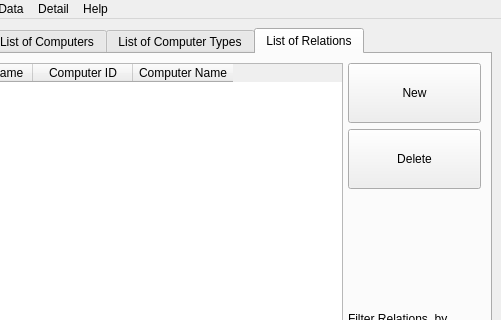
This is UI/mainwindow.ui in JonOrnBrynjarsson/vN1w3H51 as Qt 5 draws it before an edit; both pictures show x 188 to 689 and y 0 to 320 of the 689 by 419 pixel window. The edited form follows.
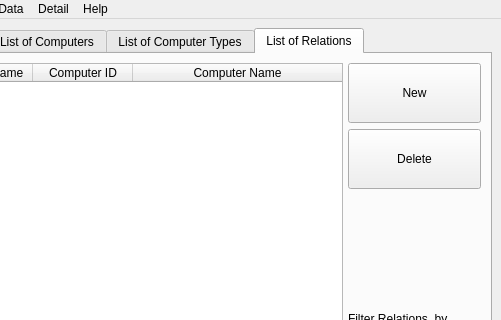
This is the edited form. The open tabs and pages were chosen to show the change.

```diff
--- a/UI/mainwindow.ui
+++ b/UI/mainwindow.ui
@@ -796,6 +796,9 @@
           <attribute name="horizontalHeaderMinimumSectionSize">
            <number>50</number>
           </attribute>
+          <attribute name="horizontalHeaderStretchLastSection">
+           <bool>true</bool>
+          </attribute>
           <column>
            <property name="text">
             <string>Scientist ID</string>
```
Left out of the diff: 2 changed lines with no effect on the pictures.
